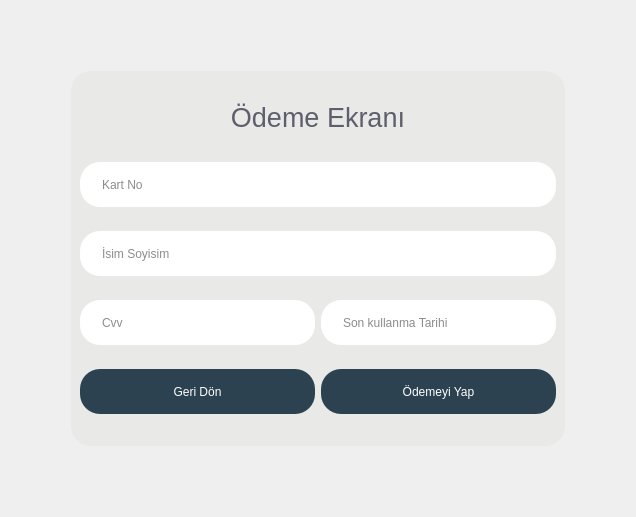
MahmutEsadErman/Restaurant-System, file uifolder/Payment.ui: the form before one commit.
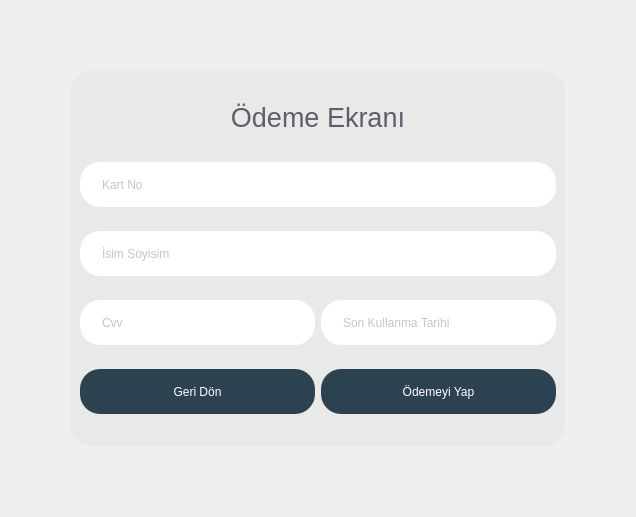
The form after the commit.

Patch:
```diff
--- a/uifolder/Payment.ui
+++ b/uifolder/Payment.ui
@@ -87,6 +87,9 @@
       <item>
        <widget class="QLineEdit" name="lineEdit">
         <property name="text">
+         <string/>
+        </property>
+        <property name="placeholderText">
          <string>Kart No</string>
         </property>
        </widget>
@@ -94,6 +97,9 @@
       <item>
        <widget class="QLineEdit" name="lineEdit_4">
         <property name="text">
+         <string/>
+        </property>
+        <property name="placeholderText">
          <string>İsim Soyisim</string>
         </property>
        </widget>
@@ -103,6 +109,9 @@
         <item row="0" column="0">
          <widget class="QLineEdit" name="lineEdit_2">
           <property name="text">
+           <string/>
+          </property>
+          <property name="placeholderText">
            <string>Cvv</string>
           </property>
          </widget>
@@ -110,7 +119,10 @@
         <item row="0" column="1">
          <widget class="QLineEdit" name="lineEdit_3">
           <property name="text">
-           <string>Son kullanma Tarihi</string>
+           <string/>
+          </property>
+          <property name="placeholderText">
+           <string>Son Kullanma Tarihi</string>
           </property>
          </widget>
         </item>
```
Left out of the diff: 10 changed lines with no effect on the pictures.
